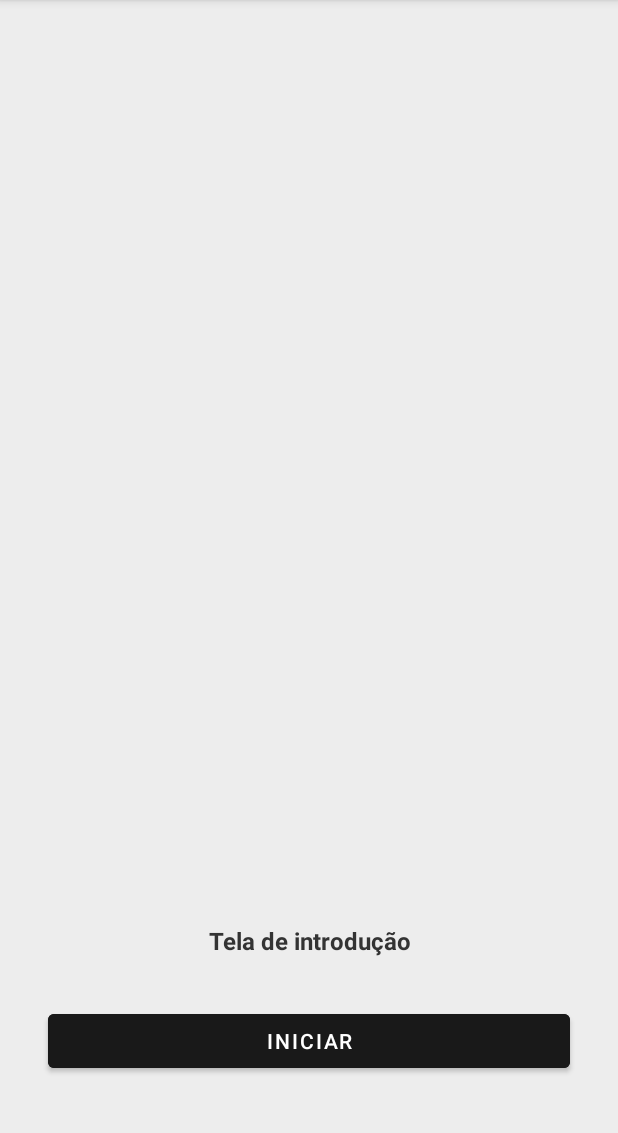
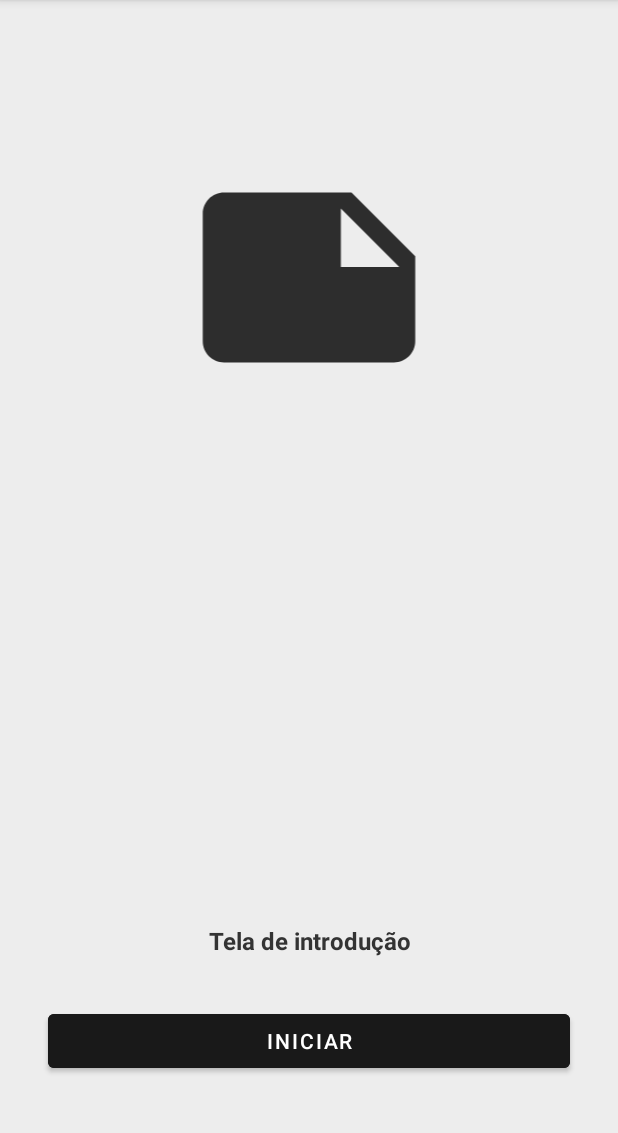
Before and after one commit to geraldoneto771/Treinando-Kotlin, an Android app: the screen it shows after launch (MainActivity), on a phone screen of 412 x 824 dp, the part 84-1217 px from its top. Run offline under Robolectric (Android 15) with nearby library versions, the phone set to English and light mode, and no system bars; libraries missing offline, so code that uses them is left out: io.realm; 3 statements that could not run were skipped.

Commit message:
model, view, viewmodel, e repositorio de cadastro concluido

```diff
--- a/app/src/main/AndroidManifest.xml
+++ b/app/src/main/AndroidManifest.xml
@@ -3,6 +3,7 @@
     package="com.example.apptreinando">
 
     <application
+        android:name=".App"
         android:allowBackup="true"
         android:icon="@mipmap/ic_launcher"
         android:label="@string/app_name"
--- /dev/null
+++ b/app/src/main/java/com/example/apptreinando/App.kt
@@ -0,0 +1,27 @@
+package com.example.apptreinando
+
+import android.app.Application
+import io.realm.Realm
+import io.realm.RealmConfiguration
+
+class App: Application() {
+
+    override fun onCreate() {
+        super.onCreate()
+
+        // Iniciando o realm
+        Realm.init(this)
+
+        //configurando o realm
+        val conf = RealmConfiguration.Builder()
+            .name("app.realm")
+            .schemaVersion(0L)
+            .allowQueriesOnUiThread(true)
+            .allowWritesOnUiThread(true)
+            .build()
+
+        // Setando as configurações do realm com as informações da conf
+        Realm.setDefaultConfiguration(conf)
+
+    }
+}
--- /dev/null
+++ b/app/src/main/res/drawable/ic_baseline_note_24.xml
@@ -0,0 +1,5 @@
+<vector android:height="100dp" android:tint="#2D2D2D"
+    android:viewportHeight="24" android:viewportWidth="24"
+    android:width="100dp" xmlns:android="http://schemas.android.com/apk/res/android">
+    <path android:fillColor="@android:color/white" android:pathData="M22,10l-6,-6L4,4c-1.1,0 -2,0.9 -2,2v12.01c0,1.1 0.9,1.99 2,1.99l16,-0.01c1.1,0 2,-0.89 2,-1.99v-8zM15,5.5l5.5,5.5L15,11L15,5.5z"/>
+</vector>
--- a/app/src/main/res/layout/fragment_intro.xml
+++ b/app/src/main/res/layout/fragment_intro.xml
@@ -5,9 +5,22 @@
     android:layout_height="match_parent"
     android:background="#EDEDED"
     xmlns:app="http://schemas.android.com/apk/res-auto"
-    tools:context=".intro">
+    tools:context="view.Intro">
 
     <!-- TODO: Update blank fragment layout -->
+    <ImageView
+        android:id="@+id/logo_intro"
+        android:layout_width="200dp"
+        android:layout_height="170dp"
+        android:text="Tela de introdução"
+        android:gravity="center"
+        android:src="@drawable/ic_baseline_note_24"
+        android:layout_marginHorizontal="32dp"
+        android:layout_marginTop="100dp"
+        app:layout_constraintTop_toTopOf="parent"
+        app:layout_constraintStart_toStartOf="parent"
+        app:layout_constraintEnd_toEndOf="parent"/>
+
     <TextView
         android:id="@+id/text_intro_01"
         android:layout_width="match_parent"
```
Also changed, not shown: app/build.gradle (+23 -2 lines), app/src/main/java/com/example/apptreinando/model/NotesModel.kt (added, +12 -0 lines), app/src/main/java/com/example/apptreinando/repository/db/notes/Repository.kt (added, +33 -0 lines), app/src/main/java/com/example/apptreinando/view/Registre.kt (+36 -0 lines), app/src/main/java/com/example/apptreinando/viewmodel/NotesViewModel.kt (added, +29 -0 lines), app/src/main/res/layout/fragment_registre.xml (+4 -4 lines), build.gradle (+12 -2 lines), settings.gradle (+0 -8 lines).
